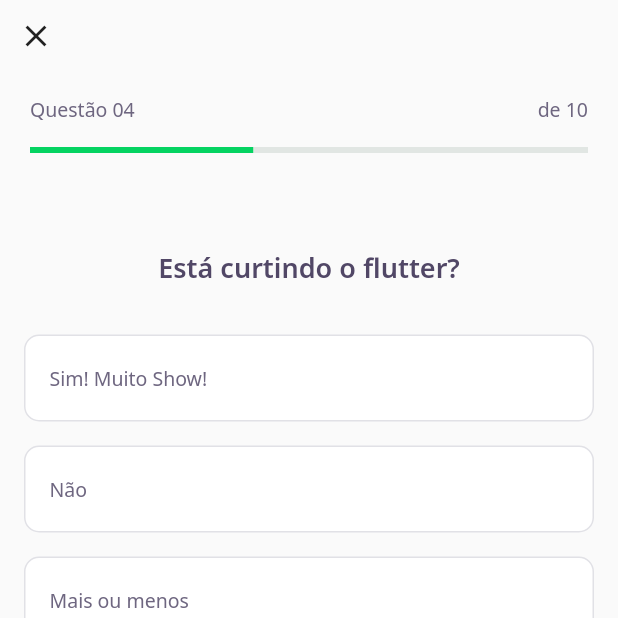
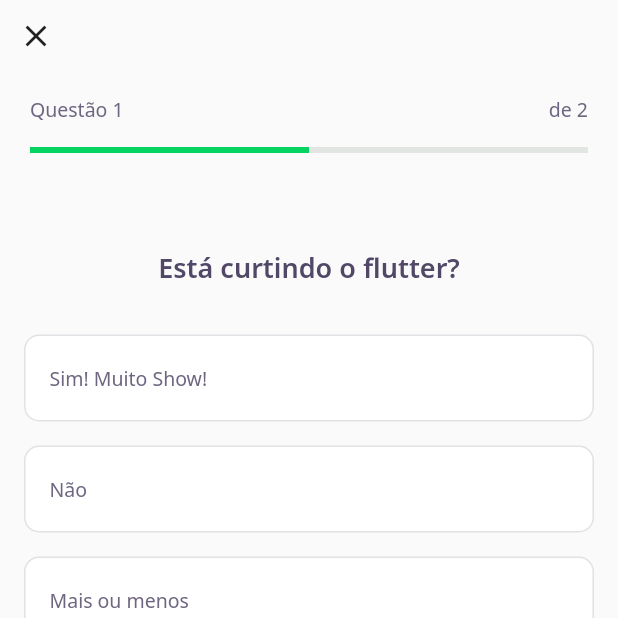
Before and after one commit to hernanytec/dev-quiz, a Flutter app: the screen it shows after launch, after a tap on "NLW 5 flutter", on a phone screen of 412 x 824 dp, the top half of it. Run offline on Flutter 3.47's test engine with Material 2 defaults, Android fonts, the phone set to English and light mode, and no system bars; our stand-ins replace google_fonts; accounts and stored records are empty; network calls fail.

Commit message:
adicionando challenge controller e acao de pular questao

```diff
--- a/assets/database/quizzes.json
+++ b/assets/database/quizzes.json
@@ -22,6 +22,24 @@
             "title": "Nadinha"
           }
         ]
+      },
+      {
+        "title": "Está entendendo tudo?",
+        "answers": [
+          {
+            "title": "Sim! Perfeitamente!",
+            "isRight": true
+          },
+          {
+            "title": "Não"
+          },
+          {
+            "title": "Mais ou menos"
+          },
+          {
+            "title": "Nadinha"
+          }
+        ]
       }
     ]
   }
--- /dev/null
+++ b/lib/challenge/challenge_controller.dart
@@ -0,0 +1,8 @@
+import 'package:flutter/foundation.dart';
+
+class ChallengeController {
+  final currentPageNotifier = ValueNotifier<int>(1);
+
+  int get currentPage => currentPageNotifier.value;
+  set currentPage(int value) => currentPageNotifier.value = value;
+}
--- a/lib/challenge/challenge_page.dart
+++ b/lib/challenge/challenge_page.dart
@@ -1,3 +1,4 @@
+import 'package:dev_quiz/challenge/challenge_controller.dart';
 import 'package:dev_quiz/challenge/widgets/next_button/next_button_widget.dart';
 import 'package:dev_quiz/challenge/widgets/question_indicator_widget.dart';
 import 'package:dev_quiz/challenge/widgets/quiz/quiz_widget.dart';
@@ -14,6 +15,18 @@ class ChallengePage extends StatefulWidget {
 }
 
 class _ChallengePageState extends State<ChallengePage> {
+  final controller = ChallengeController();
+  final pageController = PageController();
+
+  @override
+  void initState() {
+    pageController.addListener(() {
+      controller.currentPage = pageController.page!.toInt() + 1;
+    });
+
+    super.initState();
+  }
+
   @override
   Widget build(BuildContext context) {
     return Scaffold(
@@ -30,14 +43,27 @@ class _ChallengePageState extends State<ChallengePage> {
                   Navigator.pop(context);
                 },
               ),
-              QuestionIndicatorWidget(),
+              ValueListenableBuilder<int>(
+                valueListenable: controller.currentPageNotifier,
+                builder: (context, value, _) => QuestionIndicatorWidget(
+                  currentPage: controller.currentPage,
+                  length: widget.questions.length,
+                ),
+              ),
             ],
           ),
         ),
       ),
-      body: QuizWidget(
-        title: "O que o flutter faz em sua totalidade?",
-        question: widget.questions[0],
+      body: PageView(
+        physics: NeverScrollableScrollPhysics(),
+        controller: pageController,
+        children: widget.questions
+            .map(
+              (question) => QuizWidget(
+                question: question,
+              ),
+            )
+            .toList(),
       ),
       bottomNavigationBar: SafeArea(
         bottom: true,
@@ -49,7 +75,11 @@ class _ChallengePageState extends State<ChallengePage> {
               Expanded(
                 child: NextButtonWidget.secondary(
                   label: "Pular",
-                  onTap: () {},
+                  onTap: () {
+                    pageController.nextPage(
+                        duration: Duration(milliseconds: 150),
+                        curve: Curves.linear);
+                  },
                 ),
               ),
               SizedBox(
--- a/lib/challenge/widgets/question_indicator_widget.dart
+++ b/lib/challenge/widgets/question_indicator_widget.dart
@@ -3,7 +3,14 @@ import 'package:dev_quiz/shared/widgets/progress_indicator_widget.dart';
 import 'package:flutter/material.dart';
 
 class QuestionIndicatorWidget extends StatelessWidget {
-  const QuestionIndicatorWidget({Key? key}) : super(key: key);
+  final int currentPage;
+  final int length;
+
+  const QuestionIndicatorWidget({
+    Key? key,
+    required this.currentPage,
+    required this.length,
+  }) : super(key: key);
 
   @override
   Widget build(BuildContext context) {
@@ -18,11 +25,11 @@ class QuestionIndicatorWidget extends StatelessWidget {
             mainAxisAlignment: MainAxisAlignment.spaceBetween,
             children: [
               Text(
-                "Questão 04",
+                "Questão $currentPage",
                 style: AppTextStyles.body,
               ),
               Text(
-                "de 10",
+                "de $length",
                 style: AppTextStyles.body,
               ),
             ],
@@ -31,7 +38,7 @@ class QuestionIndicatorWidget extends StatelessWidget {
             height: 16,
           ),
           ProgressIndicatorWidget(
-            value: 0.4,
+            value: currentPage / length,
           )
         ],
       ),
--- a/lib/challenge/widgets/quiz/quiz_widget.dart
+++ b/lib/challenge/widgets/quiz/quiz_widget.dart
@@ -4,12 +4,10 @@ import 'package:dev_quiz/shared/models/question_model.dart';
 import 'package:flutter/material.dart';
 
 class QuizWidget extends StatelessWidget {
-  final String title;
   final QuestionModel question;
 
   const QuizWidget({
     Key? key,
-    required this.title,
     required this.question,
   }) : super(key: key);
 
```
